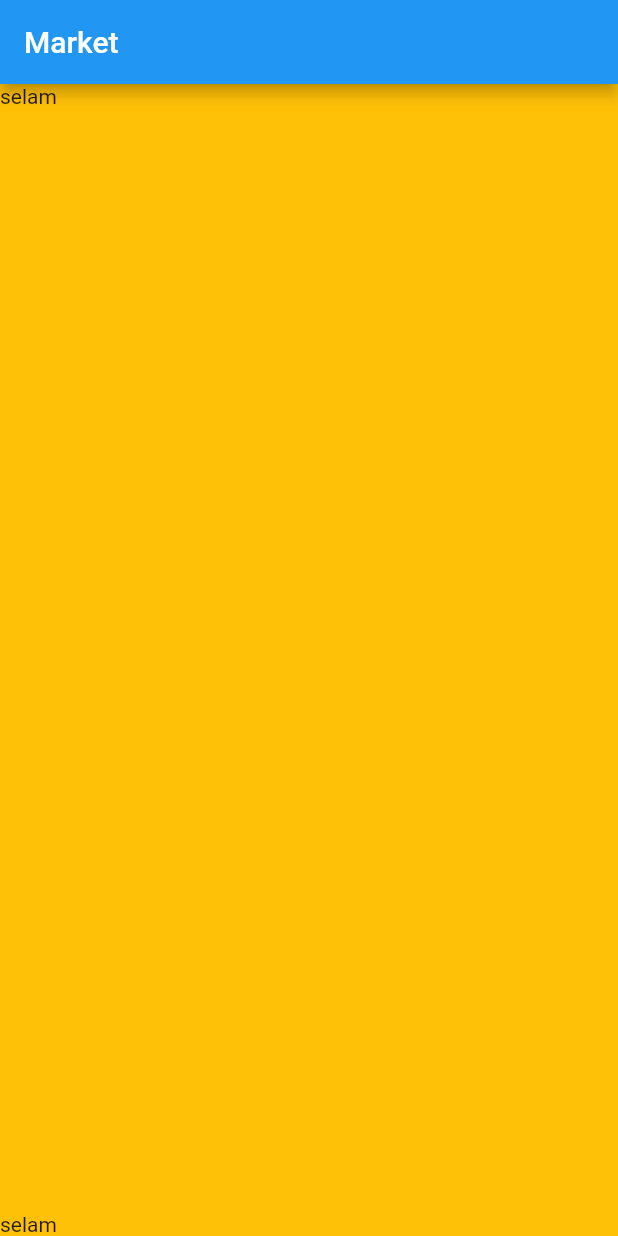
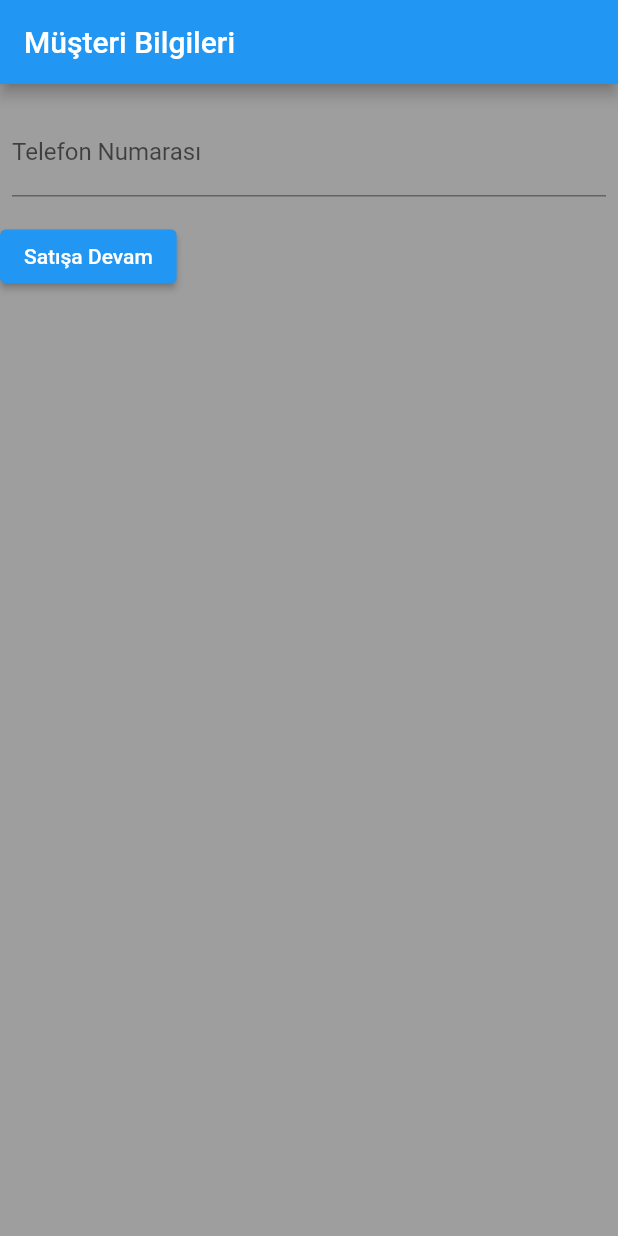
Before and after one commit to EgemenKulatu/EgemenKulatu, a Flutter app: the screen it shows after launch, on a phone screen of 412 x 824 dp. Run offline on Flutter 3.47's test engine with Material 2 defaults, Android fonts, the phone set to English and light mode, and no system bars.

Commit message:
müşteri sorgulama sayfası tasarımı

```diff
--- /dev/null
+++ b/lib/custom_textfield.dart
@@ -0,0 +1,28 @@
+import 'package:flutter/material.dart';
+
+class CustomTextfield extends StatefulWidget {
+  const CustomTextfield({Key? key,required this.labeText, required this.controller}) : super(key: key);
+final String labeText;
+final TextEditingController controller;
+  @override
+  State<CustomTextfield> createState() => _CustomTextfieldState();
+}
+
+class _CustomTextfieldState extends State<CustomTextfield> {
+
+  @override
+  Widget build(BuildContext context) {
+
+    return Padding(
+      padding: const EdgeInsets.symmetric(horizontal: 8,vertical: 16),
+      child: TextFormField(
+          decoration: InputDecoration(
+            border: const UnderlineInputBorder(),
+            labelText: widget.labeText,
+      ),
+      controller: widget.controller,
+
+      ),
+    );
+  }
+}
--- a/lib/main.dart
+++ b/lib/main.dart
@@ -1,3 +1,5 @@
+import 'package:first_project/custom_textfield.dart';
+import 'package:first_project/scene_2.dart';
 import 'package:flutter/material.dart';
 
 void main() {
@@ -15,21 +17,27 @@ class MyApp extends StatelessWidget {
       theme: ThemeData(
         primarySwatch: Colors.blue,
       ),
-      home: const MyHomePage(title: 'Market'),
+      home: const Sahne1(title: 'Müşteri Bilgileri'),
     );
   }
 }
 
-class MyHomePage extends StatefulWidget {
-  const MyHomePage({Key? key, required this.title}) : super(key: key);
+class Sahne1 extends StatefulWidget {
+  const Sahne1({Key? key, required this.title}) : super(key: key);
 
   final String title;
 
   @override
-  State<MyHomePage> createState() => _MyHomePageState();
+  State<Sahne1> createState() => _Sahne1State();
 }
 
-class _MyHomePageState extends State<MyHomePage> {
+class _Sahne1State extends State<Sahne1> {
+  late TextEditingController search;
+  @override
+  void initState() {
+    search = TextEditingController();
+    super.initState();
+  }
   @override
   Widget build(BuildContext context) {
 
@@ -39,28 +47,20 @@ class _MyHomePageState extends State<MyHomePage> {
       ),
       body: Container(
         alignment: Alignment.bottomCenter,
-        color: Colors.amber,
+        color: Colors.grey,
         child: Column(
+                   mainAxisAlignment: MainAxisAlignment.start,
+           children: [CustomTextfield(labeText: 'Telefon Numarası',controller: search,),
 
-          mainAxisAlignment: MainAxisAlignment.spaceBetween,
-          children: <Widget>[
             Row(
-              children: const <Widget>[
-              Text(
-                'selam',
-              ),
-
-              ]
-            ),
-            Row(
-              children: const <Widget>[
-              Text(
-                'selam',
-              ),
-
-              ],
-            ),
-          ],
+              children: [ElevatedButton(
+                child: const Text('Satışa Devam'),
+                onPressed:(){
+                  Navigator.push(context, MaterialPageRoute(builder: (context) => const CustomerInfoPage()));
+                }
+                )]
+          )
+           ]
         ),
       ),
     );
--- /dev/null
+++ b/lib/scene_2.dart
@@ -0,0 +1,22 @@
+import 'package:first_project/custom_textfield.dart';
+import 'package:flutter/material.dart';
+
+class CustomerInfoPage extends StatefulWidget {
+  const CustomerInfoPage({Key? key}) : super(key: key);
+
+  @override
+  State<CustomerInfoPage> createState() => _CustomerInfoPageState();
+}
+
+class _CustomerInfoPageState extends State<CustomerInfoPage> {
+  late TextEditingController nameController;
+  @override
+  void initState() {
+    nameController =TextEditingController();
+    super.initState();
+  }
+  @override
+  Widget build(BuildContext context) {
+    return Scaffold (body: Column(children: [CustomTextfield(labeText: 'ad',controller: nameController,),]));
+  }
+}
--- a/pubspec.yaml
+++ b/pubspec.yaml
@@ -34,7 +34,7 @@ dependencies:
   # The following adds the Cupertino Icons font to your application.
   # Use with the CupertinoIcons class for iOS style icons.
   cupertino_icons: ^1.0.2
-  shared_preferences: ^2.0.15
+  hive: ^2.2.3
 
 dev_dependencies:
   flutter_test:
```
Also changed, not shown: pubspec.lock.
